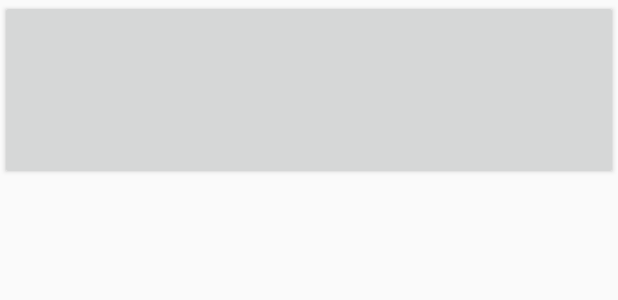
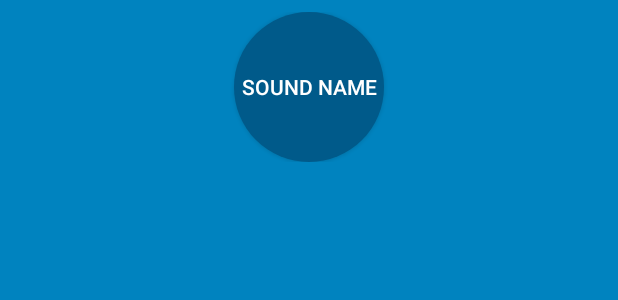
Before and after one commit to anye931123/kotlin-MVVM-Demo, an Android app: the layout list_item_sound.xml on its own in the app's theme, with its tools: preview values and no code run, on a phone screen of 412 x 824 dp. Shown: the top 300 px of the screen. Run offline under Robolectric (Android 15) with nearby library versions, the phone set to English and light mode, and no system bars.

Commit message:
修改按钮图标

```diff
--- a/app/src/main/java/com/example/anye/beatbox/data/Sound.kt
+++ b/app/src/main/java/com/example/anye/beatbox/data/Sound.kt
@@ -8,8 +8,8 @@
     var mSoundId:Int? = null
 
     init {
-        var components=mAssetPath.split("/")
-        var filename=components[components.size-1]
+        val components=mAssetPath.split("/")
+        val filename=components[components.size-1]
         mName=filename.replace(".wav","")
     }
 
--- a/app/src/main/java/com/example/anye/beatbox/viewModel/SoundViewModel.kt
+++ b/app/src/main/java/com/example/anye/beatbox/viewModel/SoundViewModel.kt
@@ -16,7 +16,6 @@
     @Bindable
     fun getTitle():String=mSound!!.mName
 
-    fun onButtonClicked(){
-        mBeatBox.play(mSound!!)
-    }
+    fun onButtonClicked() =mBeatBox.play(mSound!!)
+
 }
--- /dev/null
+++ b/app/src/main/res/drawable/beat_box_button_pressed.xml
@@ -0,0 +1,14 @@
+<?xml version="1.0" encoding="utf-8"?>
+<layer-list xmlns:android="http://schemas.android.com/apk/res/android">
+    <item>
+        <shape android:shape="oval">
+            <solid android:color="@color/red"/>
+        </shape>
+
+    </item>
+    <item>
+        <shape android:shape="oval">
+            <stroke android:width="4dp" android:color="@color/dark_red"/>
+        </shape>
+    </item>
+</layer-list>
--- /dev/null
+++ b/app/src/main/res/drawable/button_beat_box.xml
@@ -0,0 +1,7 @@
+<?xml version="1.0" encoding="utf-8"?>
+<selector xmlns:android="http://schemas.android.com/apk/res/android">
+<item android:drawable="@drawable/beat_box_button_pressed"
+    android:state_pressed="true"
+    />
+    <item android:drawable="@drawable/button_beat_box_normal"/>
+</selector>
--- /dev/null
+++ b/app/src/main/res/drawable/button_beat_box_normal.xml
@@ -0,0 +1,6 @@
+<?xml version="1.0" encoding="utf-8"?>
+<shape xmlns:android="http://schemas.android.com/apk/res/android"
+    android:shape="oval"
+    >
+<solid android:color="@color/dark_blue"/>
+</shape>
--- /dev/null
+++ b/app/src/main/res/drawable/button_beat_box_pressed.xml
@@ -0,0 +1,6 @@
+<?xml version="1.0" encoding="utf-8"?>
+<shape xmlns:android="http://schemas.android.com/apk/res/android"
+    android:shape="oval"
+    >
+<solid android:color="@color/soothing_blue"/>
+</shape>
--- a/app/src/main/res/layout/list_item_sound.xml
+++ b/app/src/main/res/layout/list_item_sound.xml
@@ -1,14 +1,22 @@
 <?xml version="1.0" encoding="utf-8"?>
-<layout xmlns:android="http://schemas.android.com/apk/res/android">
+<layout xmlns:android="http://schemas.android.com/apk/res/android"
+    xmlns:tools="http://schemas.android.com/tools">
     <data>
         <variable
             name="viewModel"
             type="com.example.anye.beatbox.viewModel.SoundViewModel"/>
     </data>
+    <FrameLayout
+        android:layout_width="match_parent"
+        android:layout_height="wrap_content"
+        android:layout_margin="8dp">
     <Button
-        android:layout_width="match_parent"
-        android:layout_height="120dp"
+        android:layout_width="100dp"
+        android:layout_height="100dp"
         android:text="@{viewModel.title}"
+        android:layout_gravity="center"
         android:onClick="@{()->viewModel.onButtonClicked()}"
+        tools:text="Sound name"
         />
+    </FrameLayout>
 </layout>
--- a/app/src/main/res/values/colors.xml
+++ b/app/src/main/res/values/colors.xml
@@ -3,4 +3,10 @@
     <color name="colorPrimary">#3F51B5</color>
     <color name="colorPrimaryDark">#303F9F</color>
     <color name="colorAccent">#FF4081</color>
+
+    <color name="red">#F44336</color>
+    <color name="dark_red">#C3352B</color>
+    <color name="gray">#607D8B</color>
+<color name="soothing_blue">#0083BF</color>
+    <color name="dark_blue">#005A8A</color>
 </resources>
--- a/app/src/main/res/values/styles.xml
+++ b/app/src/main/res/values/styles.xml
@@ -1,11 +1,20 @@
 <resources>
 
     <!-- Base application theme. -->
-    <style name="AppTheme" parent="Theme.AppCompat.Light.DarkActionBar">
+    <style name="AppTheme" parent="Theme.AppCompat">
         <!-- Customize your theme here. -->
-        <item name="colorPrimary">@color/colorPrimary</item>
-        <item name="colorPrimaryDark">@color/colorPrimaryDark</item>
-        <item name="colorAccent">@color/colorAccent</item>
+        <item name="colorPrimary">@color/red</item>
+        <item name="colorPrimaryDark">@color/dark_red</item>
+        <item name="colorAccent">@color/gray</item>
+        <item name="android:windowBackground">@color/soothing_blue</item>
+
+        <!--按钮统一样式-->
+        <item name="buttonStyle">@style/BeatBoxButton</item>
+    </style>
+
+    <style name="BeatBoxButton" parent="Widget.AppCompat.Button">
+        <item name="android:background">@drawable/button_beat_box</item>
+
     </style>
 
 </resources>
```
